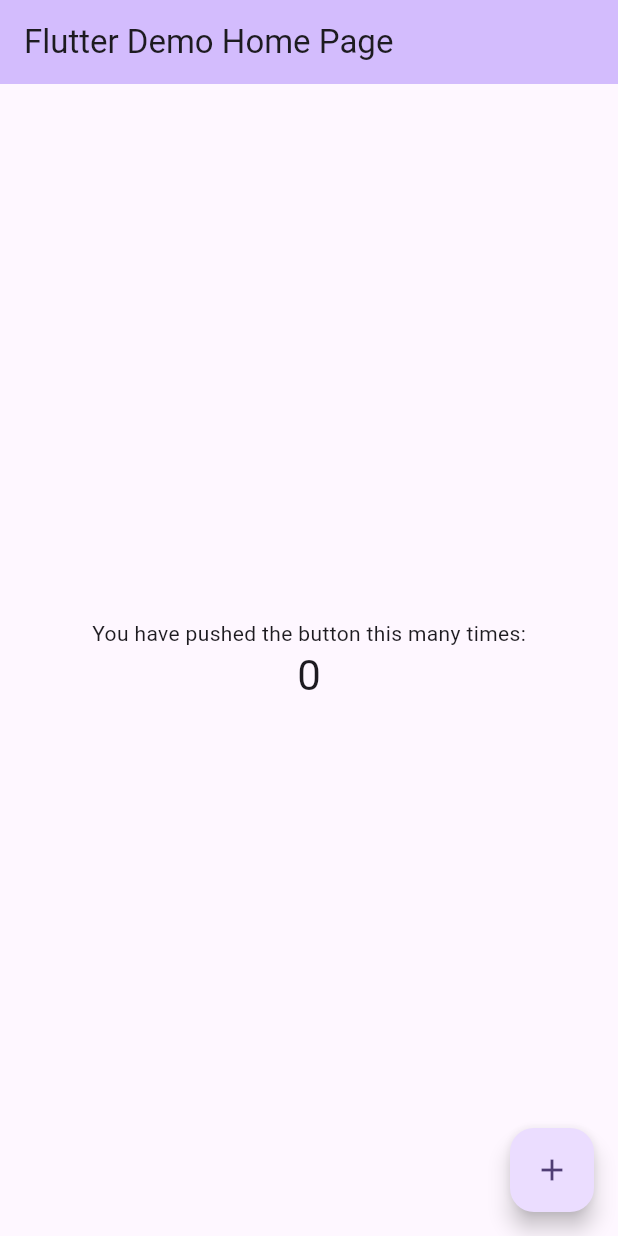
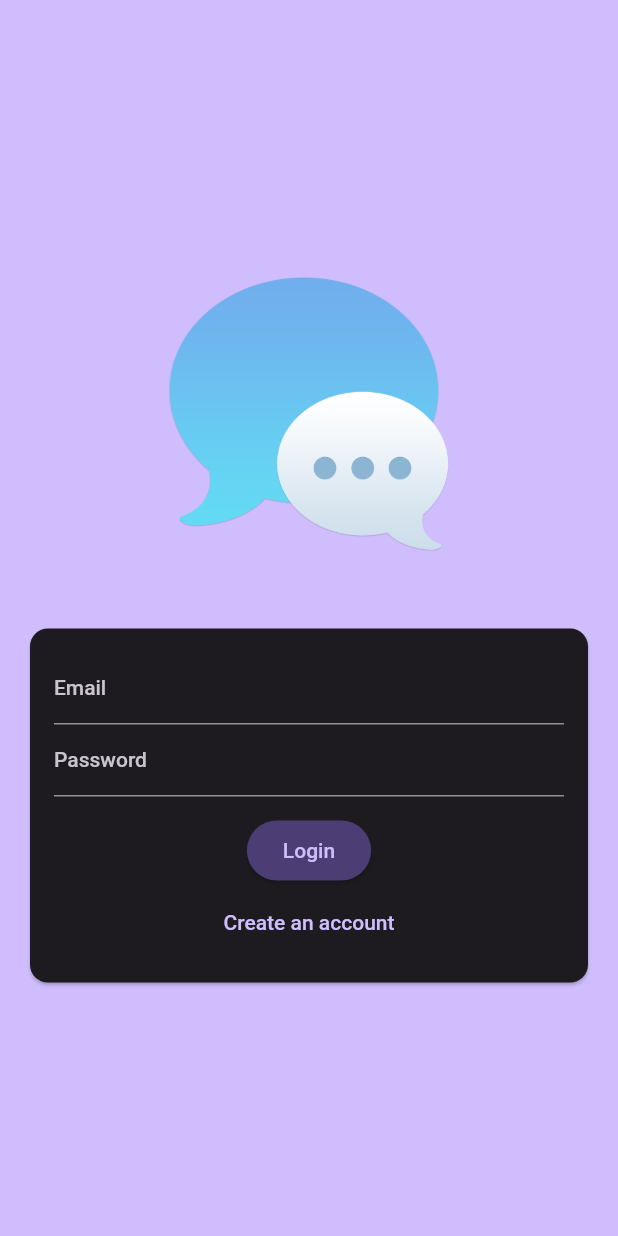
Before and after one commit to vinhgiang/chat_app, a Flutter app: the screen it shows after launch, on a phone screen of 412 x 824 dp. Run offline on Flutter 3.47's test engine with Material 2 defaults, Android fonts, the phone set to English and light mode, and no system bars; our stand-ins replace google_fonts.

Commit message:
add login screen

```diff
--- a/lib/main.dart
+++ b/lib/main.dart
@@ -1,125 +1,46 @@
+import 'package:chat_app/screens/auth_screen.dart';
 import 'package:flutter/material.dart';
 
+import 'package:google_fonts/google_fonts.dart';
+
+final colorScheme = ColorScheme.fromSeed(
+  brightness: Brightness.dark,
+  seedColor: const Color.fromARGB(255, 102, 6, 247),
+  background: const Color.fromARGB(255, 56, 49, 66),
+);
+
+final theme = ThemeData().copyWith(
+  useMaterial3: true,
+  scaffoldBackgroundColor: colorScheme.background,
+  colorScheme: colorScheme,
+  textTheme: GoogleFonts.ubuntuCondensedTextTheme().copyWith(
+    titleSmall: GoogleFonts.ubuntuCondensed(
+      fontWeight: FontWeight.bold,
+    ),
+    titleMedium: GoogleFonts.ubuntuCondensed(
+      fontWeight: FontWeight.bold,
+    ),
+    titleLarge: GoogleFonts.ubuntuCondensed(
+      fontWeight: FontWeight.bold,
+    ),
+  ),
+);
+
 void main() {
-  runApp(const MyApp());
+  runApp(
+    const MyApp(),
+  );
 }
 
 class MyApp extends StatelessWidget {
-  const MyApp({super.key});
+  const MyApp({Key? key}) : super(key: key);
 
-  // This widget is the root of your application.
   @override
   Widget build(BuildContext context) {
     return MaterialApp(
-      title: 'Flutter Demo',
-      theme: ThemeData(
-        // This is the theme of your application.
-        //
-        // TRY THIS: Try running your application with "flutter run". You'll see
-        // the application has a blue toolbar. Then, without quitting the app,
-        // try changing the seedColor in the colorScheme below to Colors.green
-        // and then invoke "hot reload" (save your changes or press the "hot
-        // reload" button in a Flutter-supported IDE, or press "r" if you used
-        // the command line to start the app).
-        //
-        // Notice that the counter didn't reset back to zero; the application
-        // state is not lost during the reload. To reset the state, use hot
-        // restart instead.
-        //
-        // This works for code too, not just values: Most code changes can be
-        // tested with just a hot reload.
-        colorScheme: ColorScheme.fromSeed(seedColor: Colors.deepPurple),
-        useMaterial3: true,
-      ),
-      home: const MyHomePage(title: 'Flutter Demo Home Page'),
+      title: 'Great Places',
+      theme: theme,
+      home: const AuthScreen(),
     );
   }
 }
-
-class MyHomePage extends StatefulWidget {
-  const MyHomePage({super.key, required this.title});
-
-  // This widget is the home page of your application. It is stateful, meaning
-  // that it has a State object (defined below) that contains fields that affect
-  // how it looks.
-
-  // This class is the configuration for the state. It holds the values (in this
-  // case the title) provided by the parent (in this case the App widget) and
-  // used by the build method of the State. Fields in a Widget subclass are
-  // always marked "final".
-
-  final String title;
-
-  @override
-  State<MyHomePage> createState() => _MyHomePageState();
-}
-
-class _MyHomePageState extends State<MyHomePage> {
-  int _counter = 0;
-
-  void _incrementCounter() {
-    setState(() {
-      // This call to setState tells the Flutter framework that something has
-      // changed in this State, which causes it to rerun the build method below
-      // so that the display can reflect the updated values. If we changed
-      // _counter without calling setState(), then the build method would not be
-      // called again, and so nothing would appear to happen.
-      _counter++;
-    });
-  }
-
-  @override
-  Widget build(BuildContext context) {
-    // This method is rerun every time setState is called, for instance as done
-    // by the _incrementCounter method above.
-    //
-    // The Flutter framework has been optimized to make rerunning build methods
-    // fast, so that you can just rebuild anything that needs updating rather
-    // than having to individually change instances of widgets.
-    return Scaffold(
-      appBar: AppBar(
-        // TRY THIS: Try changing the color here to a specific color (to
-        // Colors.amber, perhaps?) and trigger a hot reload to see the AppBar
-        // change color while the other colors stay the same.
-        backgroundColor: Theme.of(context).colorScheme.inversePrimary,
-        // Here we take the value from the MyHomePage object that was created by
-        // the App.build method, and use it to set our appbar title.
-        title: Text(widget.title),
-      ),
-      body: Center(
-        // Center is a layout widget. It takes a single child and positions it
-        // in the middle of the parent.
-        child: Column(
-          // Column is also a layout widget. It takes a list of children and
-          // arranges them vertically. By default, it sizes itself to fit its
-          // children horizontally, and tries to be as tall as its parent.
-          //
-          // Column has various properties to control how it sizes itself and
-          // how it positions its children. Here we use mainAxisAlignment to
-          // center the children vertically; the main axis here is the vertical
-          // axis because Columns are vertical (the cross axis would be
-          // horizontal).
-          //
-          // TRY THIS: Invoke "debug painting" (choose the "Toggle Debug Paint"
-          // action in the IDE, or press "p" in the console), to see the
-          // wireframe for each widget.
-          mainAxisAlignment: MainAxisAlignment.center,
-          children: <Widget>[
-            const Text(
-              'You have pushed the button this many times:',
-            ),
-            Text(
-              '$_counter',
-              style: Theme.of(context).textTheme.headlineMedium,
-            ),
-          ],
-        ),
-      ),
-      floatingActionButton: FloatingActionButton(
-        onPressed: _incrementCounter,
-        tooltip: 'Increment',
-        child: const Icon(Icons.add),
-      ), // This trailing comma makes auto-formatting nicer for build methods.
-    );
-  }
-}
--- /dev/null
+++ b/lib/screens/auth_screen.dart
@@ -0,0 +1,117 @@
+import 'package:flutter/material.dart';
+
+class AuthScreen extends StatefulWidget {
+  const AuthScreen({super.key});
+
+  @override
+  State<AuthScreen> createState() {
+    return _AuthScreenState();
+  }
+}
+
+class _AuthScreenState extends State<AuthScreen> {
+  final _form = GlobalKey<FormState>();
+  bool _isLoginMode = true;
+  var _email = '';
+  var _password = '';
+
+  void _submit() {
+    final isValid = _form.currentState!.validate();
+
+    if (isValid) {
+      _form.currentState!.save();
+      print(_email);
+      print(_password);
+    }
+  }
+
+  @override
+  Widget build(BuildContext context) {
+    return Scaffold(
+      backgroundColor: Theme.of(context).colorScheme.primary,
+      body: Center(
+        child: SingleChildScrollView(
+          child: Column(
+            mainAxisAlignment: MainAxisAlignment.center,
+            children: [
+              Container(
+                margin: const EdgeInsets.fromLTRB(20, 30, 20, 20),
+                width: 200,
+                child: Image.asset('assets/images/chat.png'),
+              ),
+              Card(
+                margin: const EdgeInsets.all(20),
+                child: Padding(
+                  padding: const EdgeInsets.all(16),
+                  child: Form(
+                    key: _form,
+                    child: Column(
+                      mainAxisSize: MainAxisSize.min,
+                      children: [
+                        TextFormField(
+                          decoration: const InputDecoration(
+                            labelText: 'Email',
+                          ),
+                          keyboardType: TextInputType.emailAddress,
+                          autocorrect: false,
+                          textCapitalization: TextCapitalization.none,
+                          validator: (value) {
+                            if (value == null ||
+                                value.trim().isEmpty ||
+                                !value.contains('@')) {
+                              return 'Please enter a valid email address';
+                            }
+                            return null;
+                          },
+                          onSaved: (value) {
+                            _email = value!;
+                          },
+                        ),
+                        TextFormField(
+                          decoration: const InputDecoration(
+                            labelText: 'Password',
+                          ),
+                          obscureText: true,
+                          validator: (value) {
+                            if (value == null || value.trim().length < 6) {
+                              return 'Password should be at least 6 characters long.';
+                            }
+                            return null;
+                          },
+                          onSaved: (value) {
+                            _password = value!;
+                          },
+                        ),
+                        const SizedBox(
+                          height: 12,
+                        ),
+                        ElevatedButton(
+                          onPressed: _submit,
+                          style: ElevatedButton.styleFrom(
+                            backgroundColor:
+                                Theme.of(context).colorScheme.primaryContainer,
+                          ),
+                          child: Text(_isLoginMode ? 'Login' : 'Sign up'),
+                        ),
+                        TextButton(
+                          onPressed: () {
+                            setState(() {
+                              _isLoginMode = !_isLoginMode;
+                            });
+                          },
+                          child: Text(_isLoginMode
+                              ? 'Create an account'
+                              : 'Already have an account?'),
+                        )
+                      ],
+                    ),
+                  ),
+                ),
+              ),
+            ],
+          ),
+        ),
+      ),
+    );
+  }
+}
--- a/pubspec.yaml
+++ b/pubspec.yaml
@@ -35,6 +35,7 @@ dependencies:
   # The following adds the Cupertino Icons font to your application.
   # Use with the CupertinoIcons class for iOS style icons.
   cupertino_icons: ^1.0.2
+  google_fonts: 6.1.0
 
 dev_dependencies:
   flutter_test:
@@ -59,9 +60,8 @@ flutter:
   uses-material-design: true
 
   # To add assets to your application, add an assets section, like this:
-  # assets:
-  #   - images/a_dot_burr.jpeg
-  #   - images/a_dot_ham.jpeg
+  assets:
+    - assets/images/chat.png
 
   # An image asset can refer to one or more resolution-specific "variants", see
   # https://flutter.dev/assets-and-images/#resolution-aware
```
Also changed, not shown: assets/images/chat.png (added), pubspec.lock, 10 other files.
